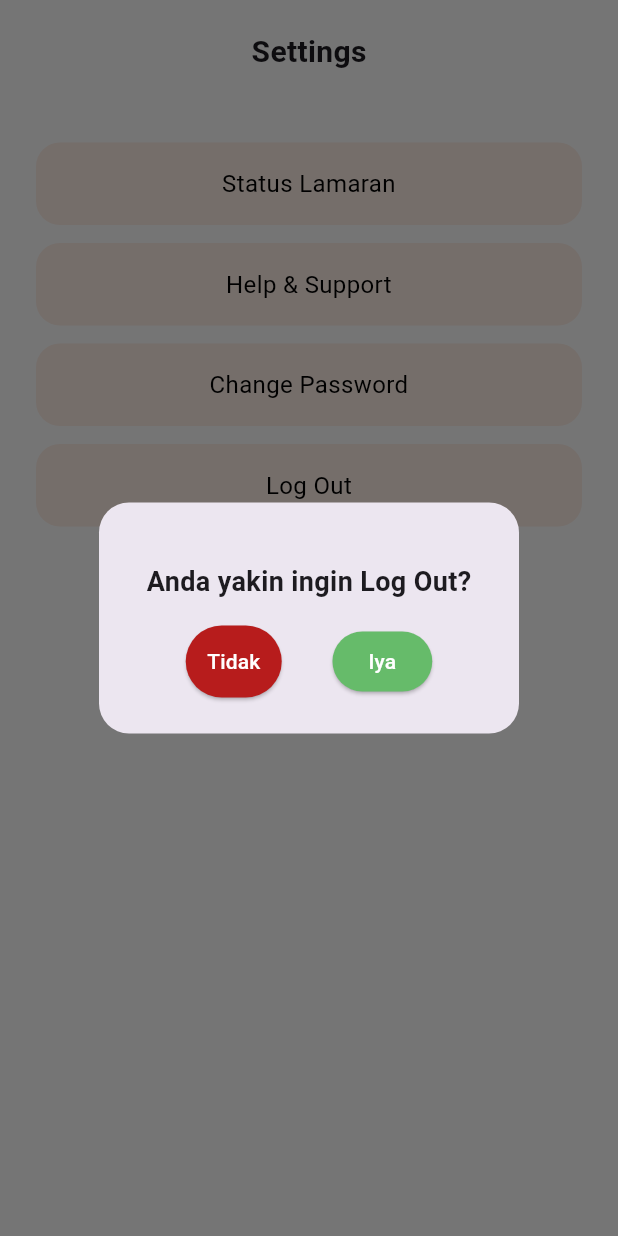
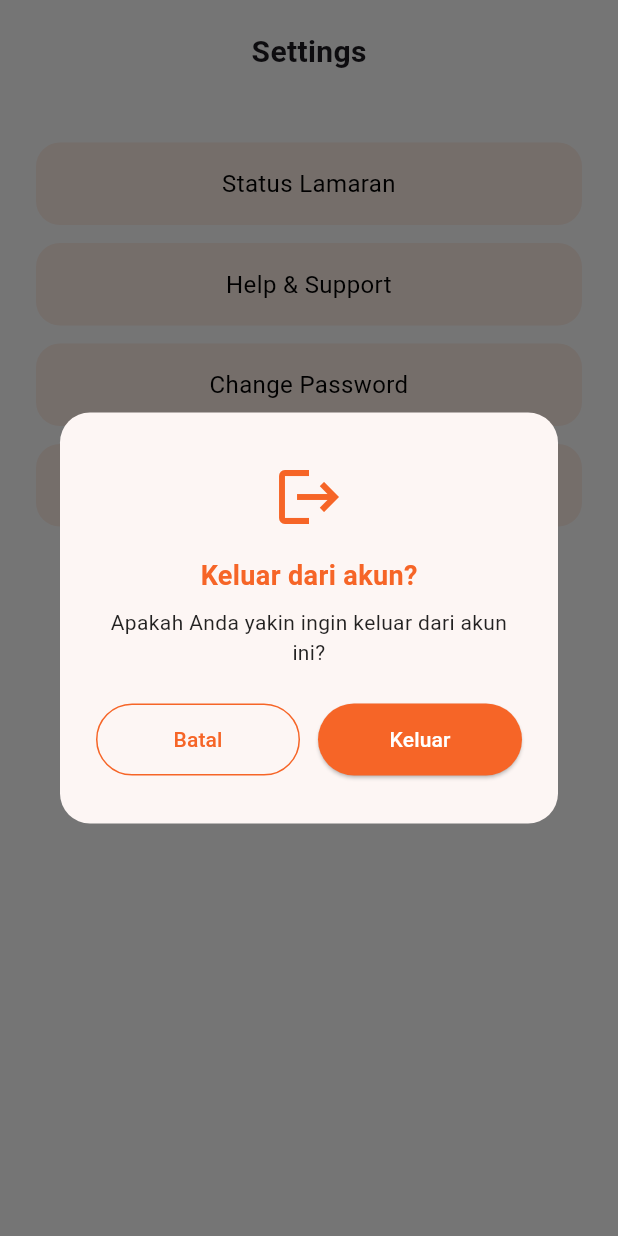
Before and after one commit to Ridhsuki/final-project-cari-magang, a Flutter app: the SettingsScreen screen opened directly, after a tap on "Log Out", on a phone screen of 412 x 824 dp. Run offline on Flutter 3.47's test engine with Material 3 defaults, Android fonts, the phone set to English and light mode, and no system bars; our stand-ins replace bloc, dio, either_dart, equatable, flutter_bloc, hive_flutter and 1 more; accounts and stored records are empty; network calls fail.

Commit message:
fix: logout issue

```diff
--- a/cari_magang_fe/lib/app/core/components/jobdetail.dart
+++ b/cari_magang_fe/lib/app/core/components/jobdetail.dart
@@ -61,7 +61,7 @@ class _JobDetailWidgetState extends State<JobDetailWidget> {
                       style: const TextStyle(
                         fontSize: 22,
                         fontWeight: FontWeight.bold,
-                        color: Appcolors.primaryColor
+                        color: Appcolors.primaryColor,
                       ),
                     ),
                     const SizedBox(height: 4),
@@ -148,9 +148,7 @@ class _JobDetailWidgetState extends State<JobDetailWidget> {
                             shape: RoundedRectangleBorder(
                               borderRadius: BorderRadius.circular(22),
                             ),
-                            padding:
-                                EdgeInsets
-                                    .zero,
+                            padding: EdgeInsets.zero,
                           ),
                           child: const Text(
                             'Apply now',
--- a/cari_magang_fe/lib/app/core/components/logout_dialog.dart
+++ b/cari_magang_fe/lib/app/core/components/logout_dialog.dart
@@ -1,5 +1,10 @@
+import 'package:cari_magang_fe/app/cubit/logout_cubit/logout_state.dart';
+import 'package:cari_magang_fe/app/cubit/profile_cubit/profile_cubit.dart';
+import 'package:flutter/material.dart';
+import 'package:flutter_bloc/flutter_bloc.dart';
+import 'package:cari_magang_fe/app/core/appcolors.dart';
+import 'package:cari_magang_fe/app/cubit/logout_cubit/logout_cubit.dart';
 import 'package:cari_magang_fe/data/local_storage/local_storage.dart';
-import 'package:flutter/material.dart';
 
 class LogoutDialog extends StatelessWidget {
   final VoidCallback onConfirm;
@@ -8,57 +13,137 @@ class LogoutDialog extends StatelessWidget {
 
   @override
   Widget build(BuildContext context) {
-    return AlertDialog(
-      shape: RoundedRectangleBorder(borderRadius: BorderRadius.circular(20)),
-      contentPadding: const EdgeInsets.all(24),
-      content: Column(
-        mainAxisSize: MainAxisSize.min,
-        children: [
-          const SizedBox(height: 16),
-          const Text(
-            'Anda yakin ingin Log Out?',
-            style: TextStyle(fontSize: 18, fontWeight: FontWeight.bold),
+    return BlocConsumer<LogoutCubit, LogoutState>(
+      listener: (context, state) {
+        if (!state.isLoading) {
+          Navigator.of(context).pop();
+          Navigator.pushNamedAndRemoveUntil(
+            context,
+            '/login',
+            (route) => false,
+          );
+          onConfirm();
+        }
+      },
+      builder: (context, state) {
+        return AlertDialog(
+          backgroundColor: const Color(0xFFFDF6F4),
+          shape: RoundedRectangleBorder(
+            borderRadius: BorderRadius.circular(20),
           ),
-          const SizedBox(height: 16),
-          Row(
-            mainAxisAlignment: MainAxisAlignment.spaceEvenly,
+          contentPadding: const EdgeInsets.symmetric(
+            horizontal: 24,
+            vertical: 32,
+          ),
+          content: Column(
+            mainAxisSize: MainAxisSize.min,
             children: [
-              ElevatedButton(
-                style: ElevatedButton.styleFrom(
-                  backgroundColor: Colors.red[900],
-                  padding: const EdgeInsets.symmetric(vertical: 14),
-                  shape: RoundedRectangleBorder(
-                    borderRadius: BorderRadius.circular(30),
-                  ),
-                ),
-                onPressed: () {
-                  Navigator.of(context).pop(); // Tutup dialog
-                },
-                child: const Text(
-                  'Tidak',
-                  style: TextStyle(color: Colors.white),
+              const Icon(
+                Icons.logout,
+                size: 48,
+                color: Appcolors.primaryColor,
+              ),
+              const SizedBox(height: 16),
+              const Text(
+                'Keluar dari akun?',
+                style: TextStyle(
+                  fontSize: 18,
+                  fontWeight: FontWeight.bold,
+                  color: Appcolors.primaryColor,
                 ),
               ),
-              ElevatedButton(
-                style: ElevatedButton.styleFrom(
-                  backgroundColor: Colors.green[400],
-                ),
-                onPressed: () async {
-                  LocalStorage.removeToken();
-                  Navigator.of(context).pop(); // Tutup dialog
-                  Navigator.pushNamedAndRemoveUntil(
-                    context,
-                    '/login',
-                    (route) => false,
-                  );
-                  if (onConfirm != null) onConfirm!();
-                },
-                child: const Text('Iya', style: TextStyle(color: Colors.white)),
+              const SizedBox(height: 8),
+              const Text(
+                'Apakah Anda yakin ingin keluar dari akun ini?',
+                textAlign: TextAlign.center,
+                style: TextStyle(fontSize: 14, color: Colors.black87),
+              ),
+
+              const SizedBox(height: 24),
+              Row(
+                mainAxisAlignment: MainAxisAlignment.spaceBetween,
+                children: [
+                  Expanded(
+                    child: OutlinedButton(
+                      style: OutlinedButton.styleFrom(
+                        side: const BorderSide(color: Appcolors.primaryColor),
+                        shape: RoundedRectangleBorder(
+                          borderRadius: BorderRadius.circular(30),
+                        ),
+                        padding: const EdgeInsets.symmetric(vertical: 14),
+                      ),
+                      onPressed: () {
+                        Navigator.of(context).pop();
+                      },
+                      child: const Text(
+                        'Batal',
+                        style: TextStyle(color: Appcolors.primaryColor),
+                      ),
+                    ),
+                  ),
+                  const SizedBox(width: 12),
+                  Expanded(
+                    child: ElevatedButton(
+                      style: ElevatedButton.styleFrom(
+                        backgroundColor: Appcolors.primaryColor,
+                        shape: RoundedRectangleBorder(
+                          borderRadius: BorderRadius.circular(30),
+                        ),
+                        padding: const EdgeInsets.symmetric(vertical: 14),
+                      ),
+                      onPressed:
+                          state.isLoading
+                              ? null
+                              : () async {
+                                final token = LocalStorage.getToken();
+                                if (token != null && token.isNotEmpty) {
+                                  final logoutCubit =
+                                      context.read<LogoutCubit>();
+                                  final profileCubit =
+                                      context.read<ProfileCubit>();
+                                  await logoutCubit.logout(token);
+                                  profileCubit.resetProfile();
+                                  LocalStorage.removeToken();
+
+                                  if (!context.mounted) return;
+                                  Navigator.pushNamedAndRemoveUntil(
+                                    context,
+                                    '/login',
+                                    (route) => false,
+                                  );
+                                  onConfirm();
+                                } else {
+                                  if (!context.mounted) return;
+                                  ScaffoldMessenger.of(context).showSnackBar(
+                                    const SnackBar(
+                                      content: Text('Token tidak tersedia.'),
+                                      backgroundColor: Colors.red,
+                                    ),
+                                  );
+                                }
+                              },
+                      child:
+                          state.isLoading
+                              ? const SizedBox(
+                                width: 20,
+                                height: 20,
+                                child: CircularProgressIndicator(
+                                  strokeWidth: 2,
+                                  color: Colors.white,
+                                ),
+                              )
+                              : const Text(
+                                'Keluar',
+                                style: TextStyle(color: Colors.white),
+                              ),
+                    ),
+                  ),
+                ],
               ),
             ],
           ),
-        ],
-      ),
+        );
+      },
     );
   }
 }
--- /dev/null
+++ b/cari_magang_fe/lib/app/cubit/logout_cubit/logout_state.dart
@@ -0,0 +1,29 @@
+import 'package:cari_magang_fe/data/models/logout_response.dart';
+import 'package:equatable/equatable.dart';
+
+class LogoutState extends Equatable {
+  const LogoutState({
+    this.logoutResponse = const LogoutResponse(),
+    this.isLoading = false,
+    this.error = '',
+  });
+
+  final LogoutResponse logoutResponse;
+  final bool isLoading;
+  final String error;
+
+  @override
+  List<Object> get props => [logoutResponse, isLoading, error];
+
+  LogoutState copyWith({
+    LogoutResponse? logoutResponse,
+    bool? isLoading,
+    String? error,
+  }) {
+    return LogoutState(
+      logoutResponse: logoutResponse ?? this.logoutResponse,
+      isLoading: isLoading ?? this.isLoading,
+      error: error ?? this.error,
+    );
+  }
+}
--- a/cari_magang_fe/lib/app/presentation/login_screen.dart
+++ b/cari_magang_fe/lib/app/presentation/login_screen.dart
@@ -1,4 +1,5 @@
 import 'package:cari_magang_fe/app/cubit/login_cubit/login_state.dart';
+import 'package:cari_magang_fe/app/cubit/profile_cubit/profile_cubit.dart';
 import 'package:flutter/material.dart';
 import 'package:flutter_bloc/flutter_bloc.dart';
 import 'package:cari_magang_fe/app/core/appcolors.dart';
@@ -54,6 +55,8 @@ class _LoginScreenState extends State<LoginScreen> {
               ),
             ),
           );
+          context.read<ProfileCubit>().getUser();
+          if (!mounted) return;
           Navigator.pushReplacementNamed(context, '/main');
           context.read<LoginCubit>().resetState();
         }
--- a/cari_magang_fe/lib/app/presentation/main/profile_screen.dart
+++ b/cari_magang_fe/lib/app/presentation/main/profile_screen.dart
@@ -527,7 +527,6 @@ class _EditProfileSheetState extends State<EditProfileSheet> {
           const SizedBox(height: 8),
           TextField(
             controller: controller,
-            readOnly: true,
             decoration: InputDecoration(
               filled: true,
               fillColor: Colors.grey.shade200,
--- /dev/null
+++ b/cari_magang_fe/lib/data/models/logout_response.dart
@@ -0,0 +1,44 @@
+import 'dart:convert';
+
+import 'package:equatable/equatable.dart';
+
+class LogoutResponse extends Equatable {
+  final String? status;
+  final String? message;
+
+  const LogoutResponse({this.status, this.message});
+
+  factory LogoutResponse.fromMap(Map<String, dynamic> data) {
+    return LogoutResponse(
+      status: data['status'] as String?,
+      message: data['message'] as String?,
+    );
+  }
+
+  Map<String, dynamic> toMap() => {'status': status, 'message': message};
+
+  /// `dart:convert`
+  ///
+  /// Parses the string and returns the resulting Json object as [LogoutResponse].
+  factory LogoutResponse.fromJson(String data) {
+    return LogoutResponse.fromMap(json.decode(data) as Map<String, dynamic>);
+  }
+
+  /// `dart:convert`
+  ///
+  /// Converts [LogoutResponse] to a JSON string.
+  String toJson() => json.encode(toMap());
+
+  LogoutResponse copyWith({String? status, String? message}) {
+    return LogoutResponse(
+      status: status ?? this.status,
+      message: message ?? this.message,
+    );
+  }
+
+  @override
+  bool get stringify => true;
+
+  @override
+  List<Object?> get props => [status, message];
+}
--- a/cari_magang_fe/lib/main.dart
+++ b/cari_magang_fe/lib/main.dart
@@ -1,3 +1,4 @@
+import 'package:cari_magang_fe/app/cubit/logout_cubit/logout_cubit.dart';
 import 'package:cari_magang_fe/app/cubit/regist_cubit/regist_cubit.dart';
 import 'package:cari_magang_fe/app/cubit/profile_cubit/profile_cubit.dart';
 import 'package:flutter/material.dart';
@@ -20,9 +21,10 @@ void main() async {
       providers: [
         BlocProvider(create: (_) => LoginCubit()),
         BlocProvider(create: (_) => RegisterCubit()),
+        BlocProvider(create: (_) => LogoutCubit()),
         BlocProvider(
           create: (context) => ProfileCubit()..getUser(),
-        ), // ProfileCubit di sini
+        ),
       ],
       child: const MyApp(),
     ),
```
Also changed, not shown: cari_magang_fe/lib/app/cubit/logout_cubit/logout_cubit.dart (added, +30 -0 lines), cari_magang_fe/lib/app/cubit/profile_cubit/profile_cubit.dart (+6 -2 lines), cari_magang_fe/lib/app/presentation/main/home_screen.dart (+6 -2 lines), cari_magang_fe/lib/data/datasource/services/auth_service.dart (+23 -0 lines), cari_magang_fe/lib/app/cubit/login_cubit/login_cubit.dart (line endings or trailing spaces).
